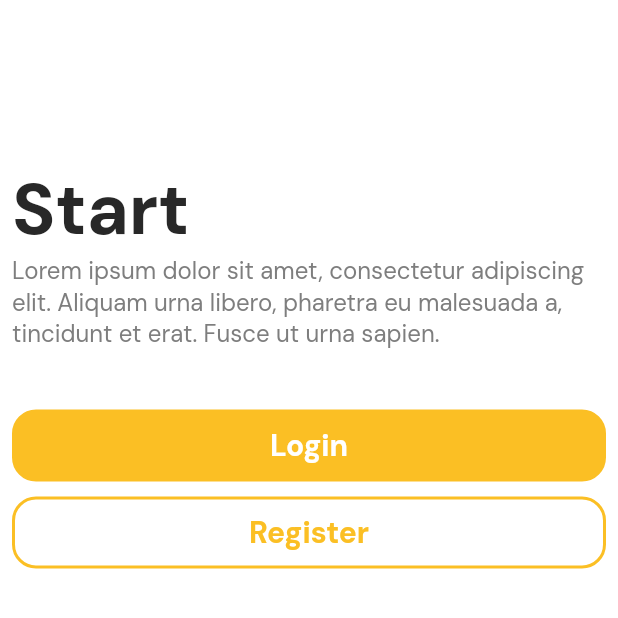
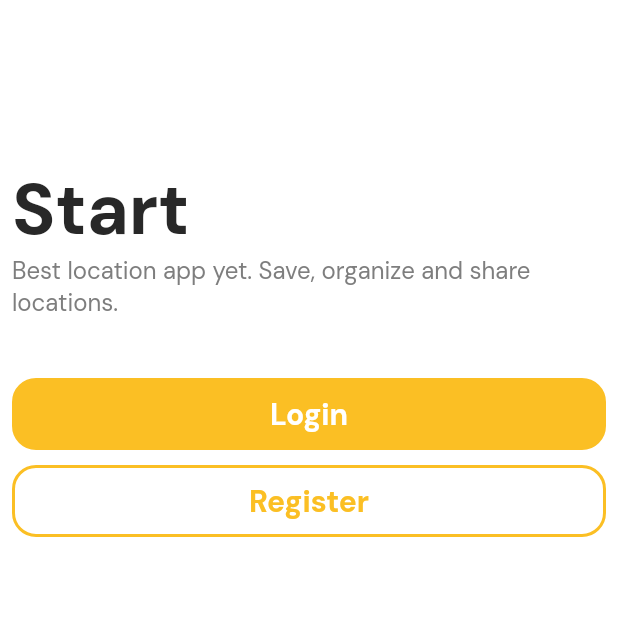
Before and after one commit to geoloupix/app, a Flutter app: the screen it shows after launch, on a phone screen of 412 x 824 dp, the top half of it. Run offline on Flutter 3.47's test engine with Material 2 defaults, Android fonts, the phone set to English and light mode, and no system bars; our stand-ins replace dio, flutter_map, flutter_secure_storage, flutter_spinkit, flutter_svg, google_fonts and 1 more; accounts and stored records are empty.

Commit message:
update description

```diff
--- a/lib/screens/auth/auth.dart
+++ b/lib/screens/auth/auth.dart
@@ -22,9 +22,7 @@ class _AuthScreenState extends State<AuthScreen> {
               children: [
                 const SizedBox(height: 100),
                 Text("Start", style: AppConstants.texts.headline),
-                Text(
-                    "Lorem ipsum dolor sit amet, consectetur adipiscing elit. Aliquam urna libero, pharetra eu malesuada a, tincidunt et erat. Fusce ut urna sapien.",
-                    style: AppConstants.texts.paragraph),
+                Text("Best location app yet. Save, organize and share locations.", style: AppConstants.texts.paragraph),
                 const SizedBox(height: 40),
                 AppButton(
                     text: "Login", onTap: () => Navigator.pushNamed(context, "/auth/login"), type: ButtonType.primary),
```
